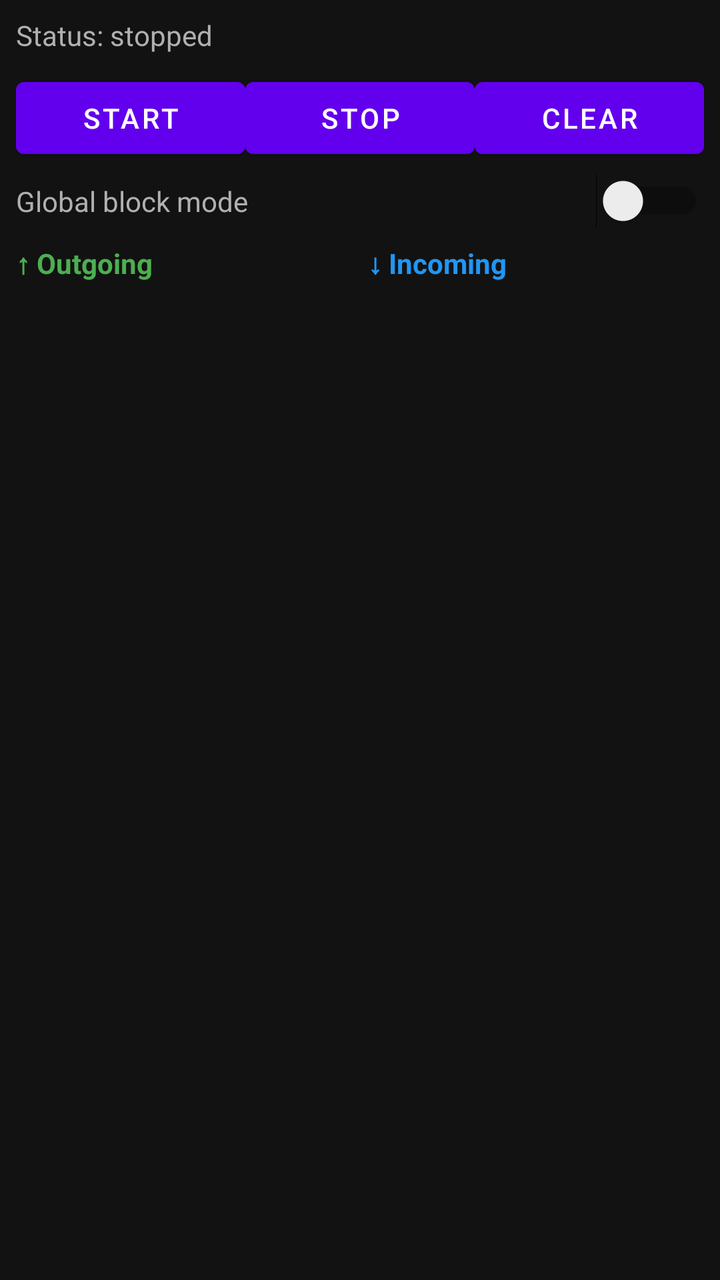
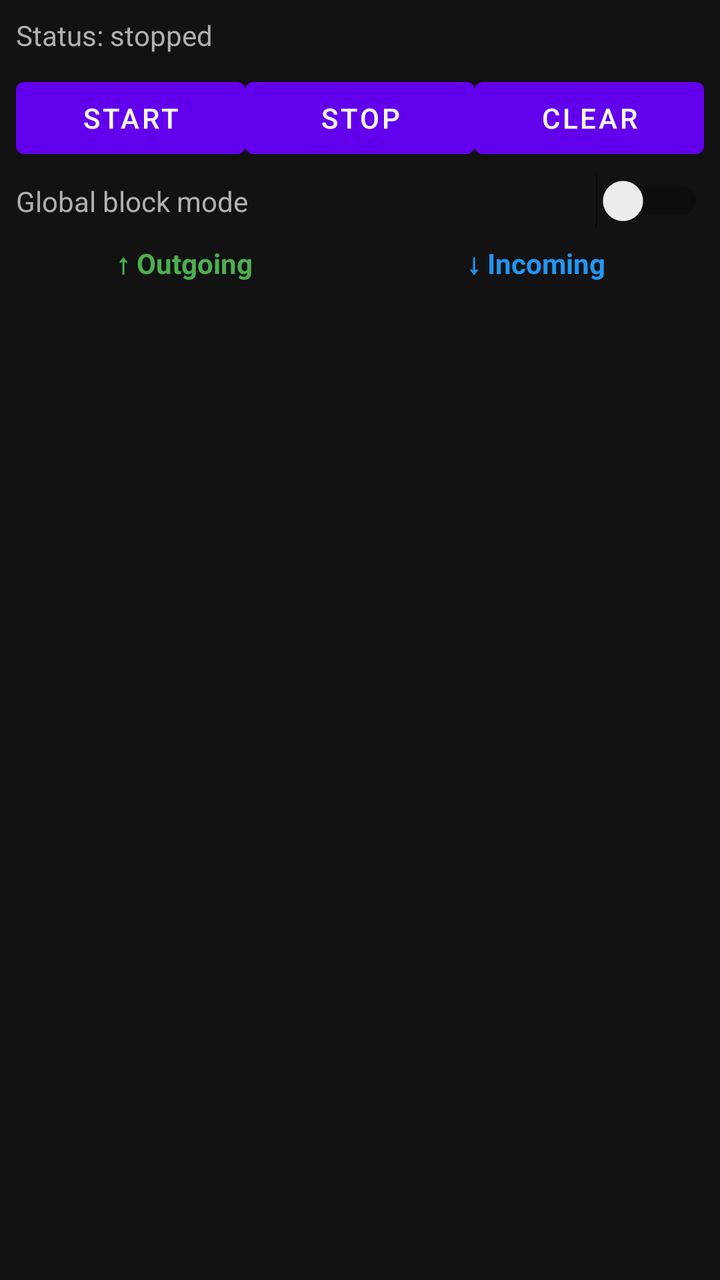

Before-and-after screenshots of an Android layout around one commit, followed by the original layout XML and the change that was made.
<!-- AndroidManifest.xml: application theme Theme.MaterialComponents.DayNight.NoActionBar -->
<!-- res/layout/fragment_monitor.xml -->
<?xml version="1.0" encoding="utf-8"?>
<LinearLayout xmlns:android="http://schemas.android.com/apk/res/android"
    android:layout_width="match_parent"
    android:layout_height="match_parent"
    android:orientation="vertical"
    android:padding="8dp"
    android:background="#121212">

    <TextView
        android:id="@+id/statusText"
        android:layout_width="match_parent"
        android:layout_height="wrap_content"
        android:text="Status: stopped"
        android:textColor="#B0B0B0"
        android:paddingBottom="8dp" />

    <LinearLayout
        android:layout_width="match_parent"
        android:layout_height="wrap_content"
        android:orientation="horizontal"
        android:gravity="center_vertical">

        <Button
            android:id="@+id/btnStart"
            android:layout_width="0dp"
            android:layout_height="wrap_content"
            android:layout_weight="1"
            android:text="Start" />

        <Button
            android:id="@+id/btnStop"
            android:layout_width="0dp"
            android:layout_height="wrap_content"
            android:layout_weight="1"
            android:text="Stop" />

        <Button
            android:id="@+id/btnClear"
            android:layout_width="0dp"
            android:layout_height="wrap_content"
            android:layout_weight="1"
            android:text="Clear" />
    </LinearLayout>

    <LinearLayout
        android:layout_width="match_parent"
        android:layout_height="wrap_content"
        android:orientation="horizontal"
        android:paddingTop="4dp"
        android:paddingBottom="8dp"
        android:gravity="center_vertical">

        <TextView
            android:layout_width="0dp"
            android:layout_height="wrap_content"
            android:layout_weight="1"
            android:text="Global block mode"
            android:textColor="#B0B0B0" />

        <Switch
            android:id="@+id/switchBlockMode"
            android:layout_width="wrap_content"
            android:layout_height="wrap_content" />
    </LinearLayout>

    <LinearLayout
        android:layout_width="match_parent"
        android:layout_height="0dp"
        android:layout_weight="1"
        android:orientation="horizontal">

        
        <LinearLayout
            android:layout_width="0dp"
            android:layout_height="match_parent"
            android:layout_weight="1"
            android:orientation="vertical"
            android:paddingEnd="4dp">

            <TextView
                android:layout_width="match_parent"
                android:layout_height="wrap_content"
                android:text="↑ Outgoing"
                android:textColor="#4CAF50"
                android:textStyle="bold"
                android:paddingBottom="4dp" />

            <androidx.recyclerview.widget.RecyclerView
                android:id="@+id/recyclerOut"
                android:layout_width="match_parent"
                android:layout_height="match_parent" />
        </LinearLayout>

        
        <LinearLayout
            android:layout_width="0dp"
            android:layout_height="match_parent"
            android:layout_weight="1"
            android:orientation="vertical"
            android:paddingStart="4dp">

            <TextView
                android:layout_width="match_parent"
                android:layout_height="wrap_content"
                android:text="↓ Incoming"
                android:textColor="#2196F3"
                android:textStyle="bold"
                android:paddingBottom="4dp" />

            <androidx.recyclerview.widget.RecyclerView
                android:id="@+id/recyclerIn"
                android:layout_width="match_parent"
                android:layout_height="match_parent" />
        </LinearLayout>
    </LinearLayout>
</LinearLayout>
<!-- resources referenced by this layout -->
<resources>

</resources>

<!-- the commit's change to res/layout/fragment_monitor.xml (unified diff, before → after) -->
@@ -83,6 +83,8 @@
                 android:text="↑ Outgoing"
                 android:textColor="#4CAF50"
                 android:textStyle="bold"
+                android:gravity="center_horizontal"
+                android:textAlignment="center"
                 android:paddingBottom="4dp" />
 
             <androidx.recyclerview.widget.RecyclerView
@@ -105,6 +107,8 @@
                 android:text="↓ Incoming"
                 android:textColor="#2196F3"
                 android:textStyle="bold"
+                android:gravity="center_horizontal"
+                android:textAlignment="center"
                 android:paddingBottom="4dp" />
 
             <androidx.recyclerview.widget.RecyclerView
